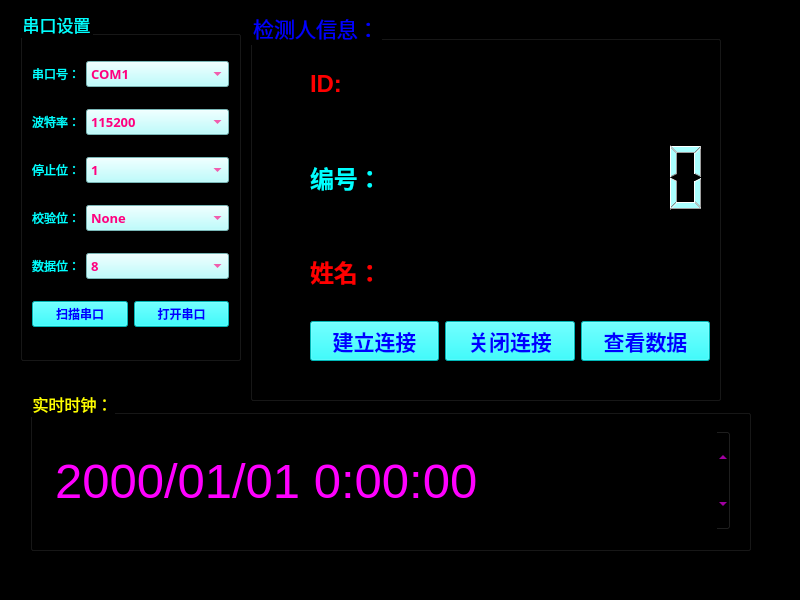
The window that QT/serialdata/serialgetdata.ui (Ysjxamin/Ysjxamin) describes before a commit, drawn with Qt 5.
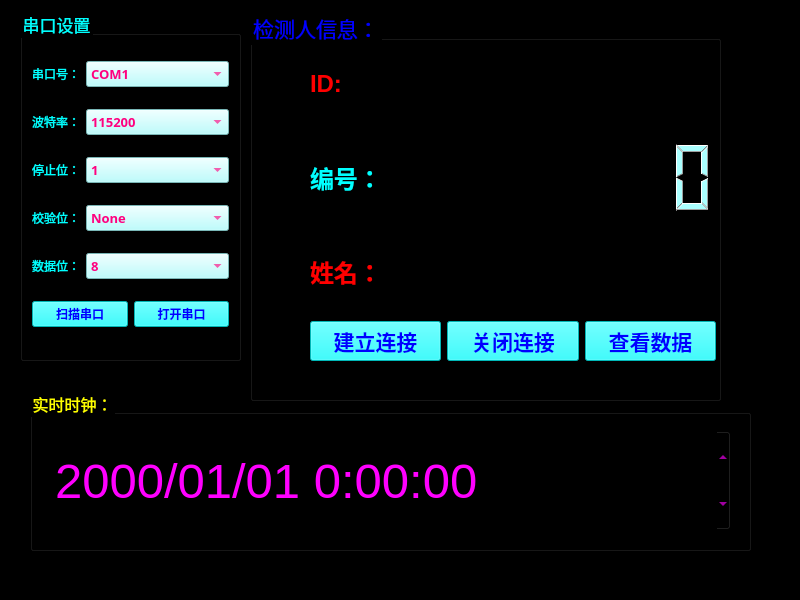
The same window after the commit. Icons and pictures are not drawn.

Diff of the .ui file:
```diff
--- a/QT/serialdata/serialgetdata.ui
+++ b/QT/serialdata/serialgetdata.ui
@@ -410,7 +410,7 @@
       <rect>
        <x>60</x>
        <y>30</y>
-       <width>400</width>
+       <width>406</width>
        <height>321</height>
       </rect>
      </property>
```
Left out of the diff: 2 changed lines with no effect on the pictures.
